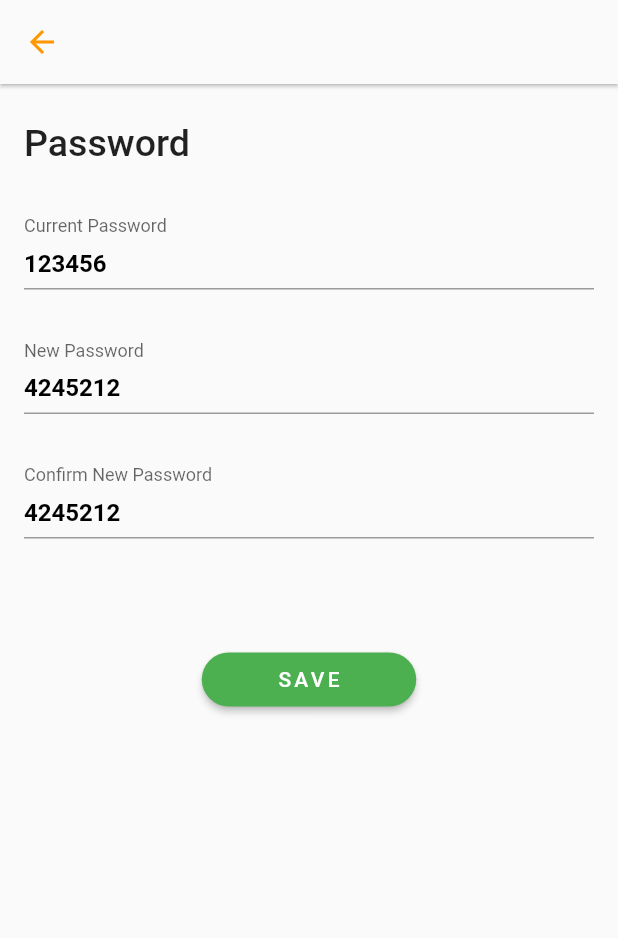
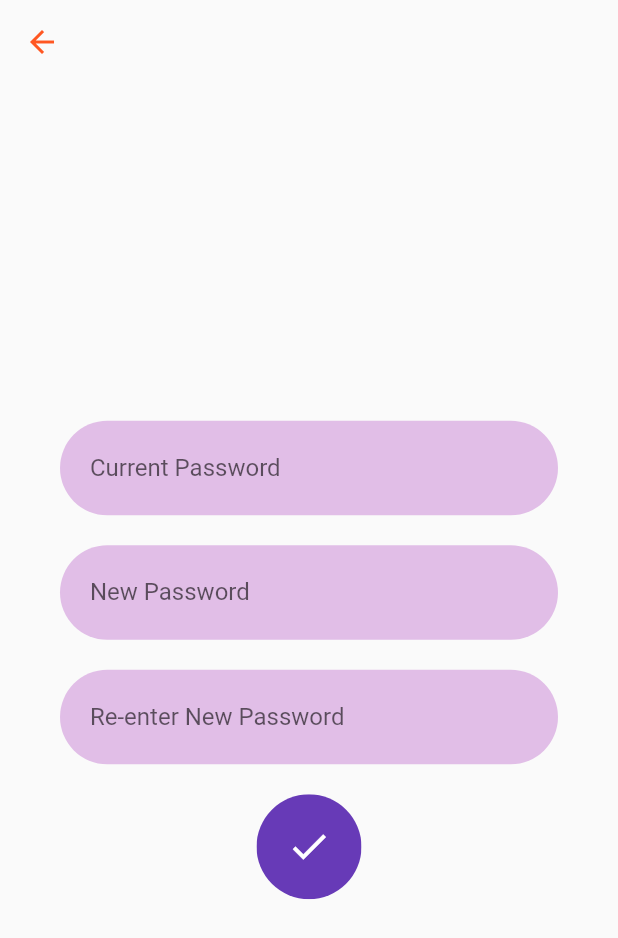
Before and after one commit to Blaze-Community/our_e_college_app, a Flutter app: the ChangePassword screen opened directly, on a phone screen of 412 x 824 dp. Shown: the top 938 px of the screen. Run offline on Flutter 3.47's test engine with Material 2 defaults, Android fonts, the phone set to English and light mode, and no system bars; our stand-ins replace cached_network_image, cloud_firestore, curved_navigation_bar, date_field, firebase_auth, firebase_core and 7 more; accounts and stored records are empty.

Commit message:
change password feature

```diff
--- a/lib/LoginScreen.dart
+++ b/lib/LoginScreen.dart
@@ -10,6 +10,8 @@ class LoginScreen extends StatelessWidget {
 
   Future<String> _authUser(LoginData data) {
     print('Name: ${data.name}, Password: ${data.password}');
+    global.email = data.name;
+    global.password = data.password;
     if (data.name == "teacher@gmail.com") {
       global.user = "Teacher";
     } else {
--- a/lib/global.dart
+++ b/lib/global.dart
@@ -1 +1,3 @@
 String user = "";
+String email = "";
+String password = "";
--- a/lib/profilesection/ProfileListItems/changepassword.dart
+++ b/lib/profilesection/ProfileListItems/changepassword.dart
@@ -1,5 +1,101 @@
+// import 'package:flutter/material.dart';
+// import 'package:flutter/widgets.dart';
+
+// class ChangePassword extends StatefulWidget {
+//   @override
+//   _ChangePasswordState createState() => _ChangePasswordState();
+// }
+
+// class _ChangePasswordState extends State<ChangePassword> {
+//   @override
+//   Widget build(BuildContext context) {
+//     return Scaffold(
+//       appBar: AppBar(
+//         backgroundColor: Theme.of(context).scaffoldBackgroundColor,
+//         elevation: 1,
+//         leading: IconButton(
+//           icon: Icon(
+//             Icons.arrow_back,
+//             color: Colors.orange,
+//           ),
+//           onPressed: () {
+//             Navigator.of(context).pop();
+//           },
+//         ),
+//       ),
+//       body: Container(
+//         padding: EdgeInsets.only(left: 16, top: 25, right: 16),
+//         child: GestureDetector(
+//           onTap: () {
+//             FocusScope.of(context).unfocus();
+//           },
+//           child: ListView(
+//             children: [
+//               Text(
+//                 "Password",
+//                 style: TextStyle(fontSize: 25, fontWeight: FontWeight.w500),
+//               ),
+//               SizedBox(
+//                 height: 35,
+//               ),
+//               buildTextField("Current Password", "123456"),
+//               buildTextField("New Password", "4245212"),
+//               buildTextField("Confirm New Password", "4245212"),
+//               SizedBox(
+//                 height: 35,
+//               ),
+//               Row(
+//                 mainAxisAlignment: MainAxisAlignment.center,
+//                 children: [
+//                   RaisedButton(
+//                     onPressed: () {},
+//                     color: Colors.green,
+//                     padding: EdgeInsets.symmetric(horizontal: 50),
+//                     elevation: 2,
+//                     shape: RoundedRectangleBorder(
+//                         borderRadius: BorderRadius.circular(20)),
+//                     child: Text(
+//                       "SAVE",
+//                       style: TextStyle(
+//                           fontSize: 14,
+//                           letterSpacing: 2.2,
+//                           color: Colors.white),
+//                     ),
+//                   )
+//                 ],
+//               )
+//             ],
+//           ),
+//         ),
+//       ),
+//     );
+//   }
+
+//   Widget buildTextField(String labelText, String placeholder) {
+//     return Padding(
+//       padding: const EdgeInsets.only(bottom: 35.0),
+//       child: TextField(
+//         decoration: InputDecoration(
+//             contentPadding: EdgeInsets.only(bottom: 3),
+//             labelText: labelText,
+//             floatingLabelBehavior: FloatingLabelBehavior.always,
+//             hintText: placeholder,
+//             hintStyle: TextStyle(
+//               fontSize: 16,
+//               fontWeight: FontWeight.bold,
+//               color: Colors.black,
+//             )),
+//       ),
+//     );
+//   }
+// }
+
+//////////////////////////////////////////////////
+
 import 'package:flutter/material.dart';
-import 'package:flutter/widgets.dart';
+import 'package:firebase_auth/firebase_auth.dart';
+import 'package:toast/toast.dart';
+import '/global.dart' as global;
 
 class ChangePassword extends StatefulWidget {
   @override
@@ -7,85 +103,122 @@ class ChangePassword extends StatefulWidget {
 }
 
 class _ChangePasswordState extends State<ChangePassword> {
+  String oldPassword;
+  String newPassword;
+  String reEnterNewPassword;
+
+  void _changePassword(String password) async {
+    FirebaseAuth firebaseAuth = FirebaseAuth.instance;
+    User currentUser = firebaseAuth.currentUser;
+    if (oldPassword != global.password) {
+      Toast.show("Old Password you entered is incorrect!", context,
+          duration: Toast.LENGTH_LONG, gravity: Toast.BOTTOM);
+    } else if (newPassword != reEnterNewPassword) {
+      Toast.show("Passwords do not match!", context,
+          duration: Toast.LENGTH_LONG, gravity: Toast.BOTTOM);
+    } else {
+      currentUser.updatePassword(password).then((value) {
+        global.password = password;
+        Toast.show("Password changed successfully.", context,
+            duration: Toast.LENGTH_LONG, gravity: Toast.BOTTOM);
+
+        Navigator.of(context).pop();
+      }).catchError((err) {
+        Toast.show("Error!", context,
+            duration: Toast.LENGTH_LONG, gravity: Toast.BOTTOM);
+        print(err.toString());
+      });
+    }
+  }
+
   @override
   Widget build(BuildContext context) {
     return Scaffold(
         appBar: AppBar(
-        backgroundColor: Theme.of(context).scaffoldBackgroundColor,
-        elevation: 1,
           leading: IconButton(
-          icon: Icon(
-            Icons.arrow_back,
-            color: Colors.orange,
-          ),
             onPressed: () {
               Navigator.of(context).pop();
             },
+            icon: Icon(Icons.arrow_back),
+            color: Colors.deepOrange,
+          ),
+          backgroundColor: Colors.transparent,
+          elevation: 0.0,
+        ),
+        body: Center(
+            child: Padding(
+                padding: EdgeInsets.all(40),
+                child: SingleChildScrollView(
+                    child: Column(
+                  children: [
+                    Container(
+                      padding: EdgeInsets.fromLTRB(20, 2, 20, 2),
+                      decoration: BoxDecoration(
+                          borderRadius: BorderRadius.circular(40),
+                          color: Colors.purple[100]),
+                      child: TextField(
+                        onChanged: (value) {
+                          oldPassword = value;
+                        },
+                        obscureText: true,
+                        decoration: InputDecoration(
+                          border: InputBorder.none,
+                          labelText: "Current Password",
                         ),
                       ),
-      body: Container(
-        padding: EdgeInsets.only(left: 16, top: 25, right: 16),
-        child: GestureDetector(
+                    ),
+                    SizedBox(height: 20),
+                    Container(
+                      padding: EdgeInsets.fromLTRB(20, 2, 20, 2),
+                      decoration: BoxDecoration(
+                          borderRadius: BorderRadius.circular(40),
+                          color: Colors.purple[100]),
+                      child: TextField(
+                        onChanged: (value) {
+                          newPassword = value;
+                        },
+                        obscureText: true,
+                        decoration: InputDecoration(
+                          border: InputBorder.none,
+                          labelText: "New Password",
+                        ),
+                      ),
+                    ),
+                    SizedBox(height: 20),
+                    Container(
+                      padding: EdgeInsets.fromLTRB(20, 2, 20, 2),
+                      decoration: BoxDecoration(
+                          borderRadius: BorderRadius.circular(40),
+                          color: Colors.purple[100]),
+                      child: TextField(
+                        onChanged: (value) {
+                          reEnterNewPassword = value;
+                        },
+                        obscureText: true,
+                        decoration: InputDecoration(
+                          border: InputBorder.none,
+                          labelText: "Re-enter New Password",
+                        ),
+                      ),
+                    ),
+                    SizedBox(height: 20),
+                    ClipOval(
+                      child: Material(
+                        color: Colors.deepPurple,
+                        child: InkWell(
+                          splashColor: Colors.deepOrange,
+                          child: Padding(
+                            padding: EdgeInsets.all(20),
+                            child:
+                                Icon(Icons.done, size: 30, color: Colors.white),
+                          ),
                           onTap: () {
-            FocusScope.of(context).unfocus();
+                            _changePassword(newPassword);
                           },
-          child: ListView(
-            children: [
-              Text(
-                "Password",
-                style: TextStyle(fontSize: 25, fontWeight: FontWeight.w500),
                         ),
-              SizedBox(
-                height: 35,
-              ),
-              buildTextField("Current Password", "123456"),
-              buildTextField("New Password", "4245212"),
-              buildTextField("Confirm New Password", "4245212"),
-              SizedBox(
-                height: 35,
-              ),
-              Row(
-                mainAxisAlignment: MainAxisAlignment.center,
-                children: [
-                  RaisedButton(
-                    onPressed: () {},
-                    color: Colors.green,
-                    padding: EdgeInsets.symmetric(horizontal: 50),
-                    elevation: 2,
-                    shape: RoundedRectangleBorder(
-                        borderRadius: BorderRadius.circular(20)),
-                    child: Text(
-                      "SAVE",
-                      style: TextStyle(
-                          fontSize: 14,
-                          letterSpacing: 2.2,
-                          color: Colors.white),
                       ),
                     )
                   ],
-              )
-            ],
-          ),
-        ),
-      ),
-    );
-  }
-
-  Widget buildTextField(String labelText, String placeholder) {
-    return Padding(
-      padding: const EdgeInsets.only(bottom: 35.0),
-      child: TextField(
-        decoration: InputDecoration(
-            contentPadding: EdgeInsets.only(bottom: 3),
-            labelText: labelText,
-            floatingLabelBehavior: FloatingLabelBehavior.always,
-            hintText: placeholder,
-            hintStyle: TextStyle(
-              fontSize: 16,
-              fontWeight: FontWeight.bold,
-              color: Colors.black,
-            )),
-      ),
-    );
+                )))));
   }
 }
--- a/pubspec.yaml
+++ b/pubspec.yaml
@@ -39,6 +39,7 @@ dependencies:
   firebase_auth: ^1.2.0
   cloud_firestore: ^2.2.0
   shared_preferences: ^2.0.6
+  toast: ^0.1.5
 
 dev_dependencies:
   flutter_test:
```
Also changed, not shown: pubspec.lock. Lines whose indentation alone changed are shown as unchanged.
